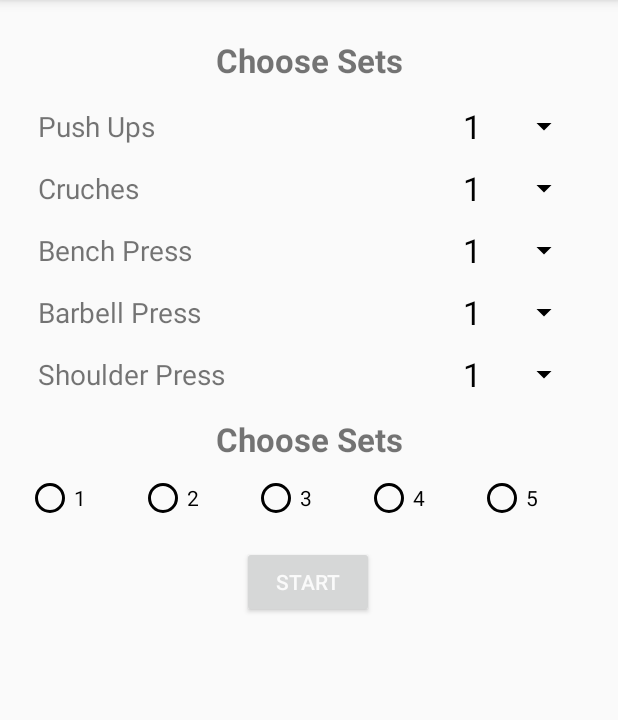
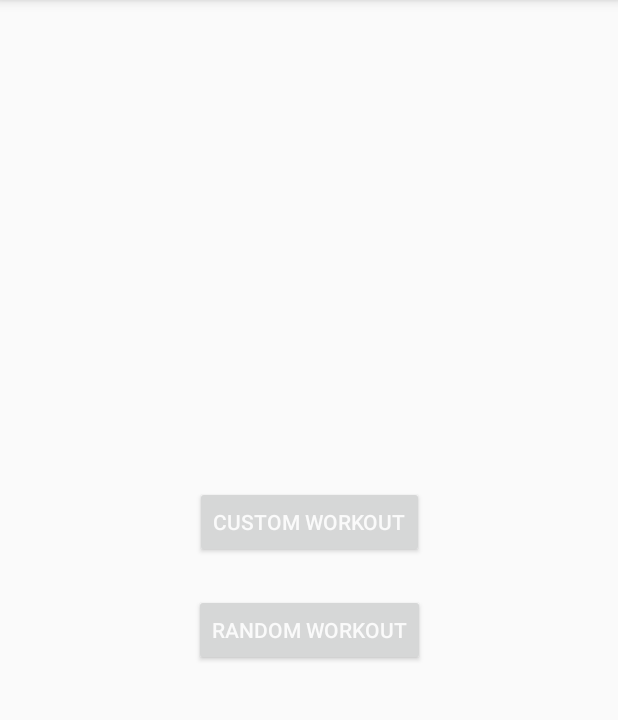
Before and after one commit to ZainAli-art/LCO-Home-Workout, an Android app: the screen it shows after launch (MainActivity), on a phone screen of 412 x 824 dp, the part 84-804 px from its top. Run offline under Robolectric (Android 15) with nearby library versions, the phone set to English and light mode, and no system bars.

Commit message:
added random workout option
* Created new Fragment, ChooseWorkoutTypeFragment, which gives option to build custom workout or go with random one
* Renamed (previous) ChooseWorkoutFragment to BuildWorkoutFragment

```diff
--- a/app/src/main/java/com/example/android/lcohomeworkout/ChooseWorkoutFragment.java
+++ b/app/src/main/java/com/example/android/lcohomeworkout/BuildWorkoutFragment.java
@@ -12,7 +12,7 @@ import androidx.lifecycle.ViewModelProvider;
 import androidx.navigation.NavController;
 import androidx.navigation.Navigation;
 
-public class ChooseWorkoutFragment extends Fragment implements View.OnClickListener {
+public class BuildWorkoutFragment extends Fragment implements View.OnClickListener {
     private View rootView;
 
     private Spinner pushUpsSpinner;
@@ -25,7 +25,7 @@ public class ChooseWorkoutFragment extends Fragment implements View.OnClickListe
 
     private WorkoutViewModel viewModel;
 
-    public ChooseWorkoutFragment() {
+    public BuildWorkoutFragment() {
         // Required empty public constructor
     }
 
@@ -34,7 +34,7 @@ public class ChooseWorkoutFragment extends Fragment implements View.OnClickListe
                              Bundle savedInstanceState) {
 
 //        binding = Binding
-        return inflater.inflate(R.layout.fragment_choose_workout, container, false);
+        return inflater.inflate(R.layout.fragment_build_workout, container, false);
     }
 
     @Override
@@ -80,7 +80,7 @@ public class ChooseWorkoutFragment extends Fragment implements View.OnClickListe
             viewModel.moveToNextWorkout();
 
             NavController navController = Navigation.findNavController(v);
-            navController.navigate(R.id.action_chooseWorkoutFragment_to_workoutFragment);
+            navController.navigate(R.id.action_buildWorkoutFragment_to_workoutFragment);
         }
     }
 }
--- /dev/null
+++ b/app/src/main/java/com/example/android/lcohomeworkout/ChooseWorkoutTypeFragment.java
@@ -0,0 +1,66 @@
+package com.example.android.lcohomeworkout;
+
+import android.os.Bundle;
+import android.widget.Button;
+import android.widget.Toast;
+import androidx.annotation.NonNull;
+import androidx.annotation.Nullable;
+import androidx.fragment.app.Fragment;
+import android.view.LayoutInflater;
+import android.view.View;
+import android.view.ViewGroup;
+import androidx.lifecycle.ViewModel;
+import androidx.lifecycle.ViewModelProvider;
+import androidx.navigation.NavController;
+import androidx.navigation.Navigation;
+
+public class ChooseWorkoutTypeFragment extends Fragment implements View.OnClickListener {
+    private NavController navController;
+
+    public ChooseWorkoutTypeFragment() {
+        // Required empty public constructor
+    }
+
+    @Override
+    public View onCreateView(LayoutInflater inflater, ViewGroup container,
+                             Bundle savedInstanceState) {
+        // Inflate the layout for this fragment
+        return inflater.inflate(R.layout.fragment_choose_workout_type, container, false);
+    }
+
+    @Override
+    public void onViewCreated(@NonNull View view, @Nullable Bundle savedInstanceState) {
+        super.onViewCreated(view, savedInstanceState);
+
+        navController = Navigation.findNavController(view);
+
+        Button customWorkoutButton = view.findViewById(R.id.customWorkoutButton);
+        Button randomWorkoutButton = view.findViewById(R.id.randomWorkoutButton);
+        customWorkoutButton.setOnClickListener(this);
+        randomWorkoutButton.setOnClickListener(this);
+    }
+
+    @Override
+    public void onClick(View v) {       // Acts as Factory Method
+        switch (v.getId()) {
+            case R.id.customWorkoutButton:
+                navigateToCustomWorkout();
+                break;
+            case R.id.randomWorkoutButton:
+                navigateToRandomWorkout();
+                break;
+            default:
+                Toast.makeText(getContext(), "No Functionality added yet.", Toast.LENGTH_SHORT).show();
+        }
+    }
+
+    public void navigateToCustomWorkout() {
+        navController.navigate(R.id.action_chooseWorkoutTypeFragment_to_buildWorkoutFragment);
+    }
+
+    public void navigateToRandomWorkout() {
+        WorkoutViewModel viewModel = new ViewModelProvider(requireActivity()).get(WorkoutViewModel.class);
+        viewModel.setWorkoutSession(Workout.getRandomSession());
+        navController.navigate(R.id.action_chooseWorkoutTypeFragment_to_workoutFragment);
+    }
+}
--- a/app/src/main/java/com/example/android/lcohomeworkout/WorkoutFinishedFragment.java
+++ b/app/src/main/java/com/example/android/lcohomeworkout/WorkoutFinishedFragment.java
@@ -40,7 +40,7 @@ public class WorkoutFinishedFragment extends Fragment implements View.OnClickLis
 
     @Override
     public void onClick(View v) {
-        navController.navigate(R.id.action_workoutFinishedFragment_to_chooseWorkoutFragment);
+        navController.navigate(R.id.action_workoutFinishedFragment_to_chooseWorkoutTypeFragment);
     }
 
     private class CustomOnBackPressed extends OnBackPressedCallback {
@@ -50,7 +50,7 @@ public class WorkoutFinishedFragment extends Fragment implements View.OnClickLis
 
         @Override
         public void handleOnBackPressed() {
-            navController.navigate(R.id.action_workoutFinishedFragment_to_chooseWorkoutFragment);
+            navController.navigate(R.id.action_workoutFinishedFragment_to_chooseWorkoutTypeFragment);
         }
     }
 
--- a/app/src/main/java/com/example/android/lcohomeworkout/WorkoutFragment.java
+++ b/app/src/main/java/com/example/android/lcohomeworkout/WorkoutFragment.java
@@ -90,7 +90,7 @@ public class WorkoutFragment extends Fragment {
     //      == helper methods ==
 
     public void changeWorkoutInfo(Workout workout) {
-        workoutImage.setImageResource(workout.getResId());
+        workoutImage.setImageResource(workout.getImageResId());
         workoutNameText.setText(workout.getName());
     }
 
--- a/app/src/main/res/layout/fragment_choose_workout.xml
+++ b/app/src/main/res/layout/fragment_build_workout.xml
@@ -5,7 +5,7 @@
         xmlns:tools="http://schemas.android.com/tools"
         android:layout_width="match_parent"
         android:layout_height="match_parent"
-        tools:context=".ChooseWorkoutFragment" android:id="@+id/frameLayout">
+        tools:context=".BuildWorkoutFragment" android:id="@+id/frameLayout">
     <TextView
             android:text="@string/push_ups"
             app:autoSizeTextType="uniform"
--- /dev/null
+++ b/app/src/main/res/layout/fragment_choose_workout_type.xml
@@ -0,0 +1,21 @@
+<?xml version="1.0" encoding="utf-8"?>
+<androidx.constraintlayout.widget.ConstraintLayout xmlns:android="http://schemas.android.com/apk/res/android"
+                                                   xmlns:app="http://schemas.android.com/apk/res-auto"
+                                                   xmlns:tools="http://schemas.android.com/tools"
+                                                   android:layout_width="match_parent"
+                                                   android:layout_height="match_parent"
+                                                   tools:context=".ChooseWorkoutTypeFragment" android:id="@+id/frameLayout2">
+    <Button
+            android:text="@string/custom_workout"
+            android:layout_width="wrap_content"
+            android:layout_height="wrap_content" android:id="@+id/customWorkoutButton"
+            app:layout_constraintEnd_toEndOf="parent" app:layout_constraintTop_toTopOf="parent"
+            app:layout_constraintStart_toStartOf="parent" app:layout_constraintBottom_toBottomOf="parent"
+            app:layout_constraintVertical_bias="0.45"/>
+    <Button
+            android:text="@string/random_workout"
+            android:layout_width="wrap_content"
+            android:layout_height="wrap_content" android:id="@+id/randomWorkoutButton"
+            app:layout_constraintEnd_toEndOf="parent" app:layout_constraintStart_toStartOf="parent"
+            app:layout_constraintTop_toBottomOf="@+id/customWorkoutButton" android:layout_marginTop="24dp"/>
+</androidx.constraintlayout.widget.ConstraintLayout>
--- a/app/src/main/res/navigation/nav_graph.xml
+++ b/app/src/main/res/navigation/nav_graph.xml
@@ -2,13 +2,12 @@
 <navigation xmlns:android="http://schemas.android.com/apk/res/android"
             xmlns:app="http://schemas.android.com/apk/res-auto"
             xmlns:tools="http://schemas.android.com/tools" android:id="@+id/nav_graph"
-            app:startDestination="@id/chooseWorkoutFragment">
+            app:startDestination="@id/chooseWorkoutTypeFragment">
 
-    <fragment android:id="@+id/chooseWorkoutFragment"
-              android:name="com.example.android.lcohomeworkout.ChooseWorkoutFragment"
-              android:label="fragment_choose_workout" tools:layout="@layout/fragment_choose_workout">
-        <action android:id="@+id/action_chooseWorkoutFragment_to_workoutFragment"
-                app:destination="@id/workoutFragment"/>
+    <fragment android:id="@+id/buildWorkoutFragment"
+              android:name="com.example.android.lcohomeworkout.BuildWorkoutFragment"
+              android:label="fragment_build_workout" tools:layout="@layout/fragment_build_workout">
+        <action android:id="@+id/action_buildWorkoutFragment_to_workoutFragment" app:destination="@id/workoutFragment"/>
     </fragment>
     <fragment android:id="@+id/workoutFragment" android:name="com.example.android.lcohomeworkout.WorkoutFragment"
               android:label="fragment_workout" tools:layout="@layout/fragment_workout">
@@ -18,8 +17,15 @@
     <fragment android:id="@+id/workoutFinishedFragment"
               android:name="com.example.android.lcohomeworkout.WorkoutFinishedFragment"
               android:label="fragment_workout_finished" tools:layout="@layout/fragment_workout_finished">
-        <action android:id="@+id/action_workoutFinishedFragment_to_chooseWorkoutFragment"
-                app:destination="@id/chooseWorkoutFragment" app:popUpTo="@id/chooseWorkoutFragment"
+        <action android:id="@+id/action_workoutFinishedFragment_to_chooseWorkoutTypeFragment"
+                app:destination="@id/chooseWorkoutTypeFragment" app:popUpTo="@id/chooseWorkoutTypeFragment"
                 app:popUpToInclusive="true"/>
     </fragment>
+    <fragment android:id="@+id/chooseWorkoutTypeFragment" android:name="com.example.android.lcohomeworkout.ChooseWorkoutTypeFragment"
+              android:label="fragment_choose_workout_type" tools:layout="@layout/fragment_choose_workout_type">
+        <action android:id="@+id/action_chooseWorkoutTypeFragment_to_buildWorkoutFragment"
+                app:destination="@id/buildWorkoutFragment"/>
+        <action android:id="@+id/action_chooseWorkoutTypeFragment_to_workoutFragment"
+                app:destination="@id/workoutFragment"/>
+    </fragment>
 </navigation>
--- a/app/src/main/res/values/strings.xml
+++ b/app/src/main/res/values/strings.xml
@@ -14,6 +14,8 @@
     <string name="congrats">Congratulations!</string>
     <string name="finish">Finish</string>
     <string name="choose_cycles">Choose Cycles</string>
+    <string name="custom_workout">Custom Workout</string>
+    <string name="random_workout">Random Workout</string>
 
     <!-- TODO: Remove or change this placeholder text -->
     <string name="hello_blank_fragment">Hello blank fragment</string>
```
Also changed, not shown: app/src/main/java/com/example/android/lcohomeworkout/Workout.java (+34 -2 lines), app/src/main/res/drawable/lunges.jpg (added), app/src/main/res/drawable/lunges.png (deleted).
